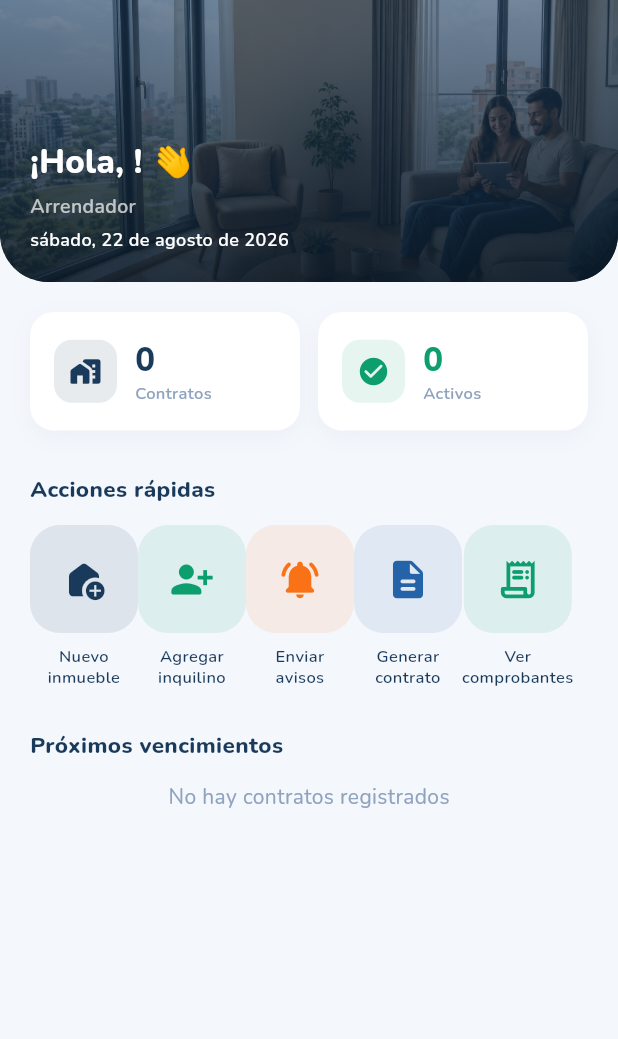
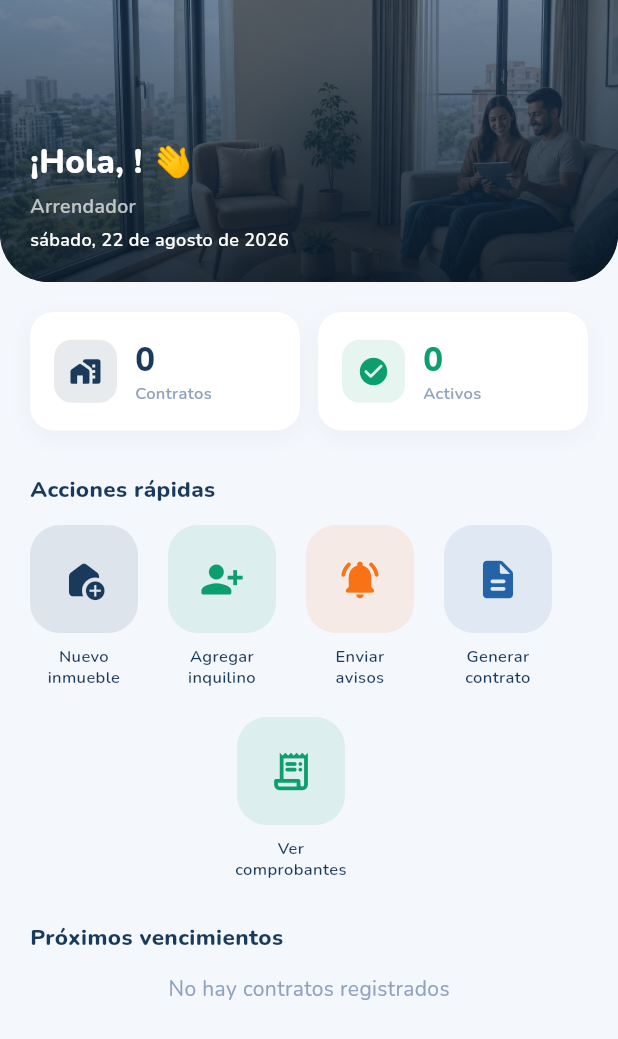
Before and after one commit to juangonzalezgar194-pixel/aldia, a Flutter app: the _DashboardArrendador widget shown alone on an empty page, opened directly with empty values, on a phone screen of 412 x 824 dp. Shown: the top 1039 px of the screen. Run offline on Flutter 3.47's test engine with Material 3 defaults, Android fonts, the phone set to English and light mode, and no system bars; our stand-ins replace file_picker, google_fonts, pdf, printing; network calls fail.

```diff
--- a/lib/screens/dashboard_screen.dart
+++ b/lib/screens/dashboard_screen.dart
@@ -674,8 +674,9 @@ class _DashboardArrendadorState extends State<_DashboardArrendador> {
                 _buildSeccionTitulo('Acciones rápidas'),
                 const SizedBox(height: 14),
                 Wrap(
-                  alignment: WrapAlignment.spaceAround,
-                  runSpacing: 16,
+                  alignment: WrapAlignment.center,
+                  spacing: 20,
+                  runSpacing: 20,
                   children: [
                     _AccionRapida(icono: Icons.add_home_rounded, label: 'Nuevo\ninmueble', color: AppColors.azulPrincipal, onTap: () => _mostrarFormularioInmueble(context)),
                     _AccionRapida(icono: Icons.person_add_alt_1_rounded, label: 'Agregar\ninquilino', color: AppColors.esmeralda, onTap: () => _mostrarFormularioInquilino(context)),
```
